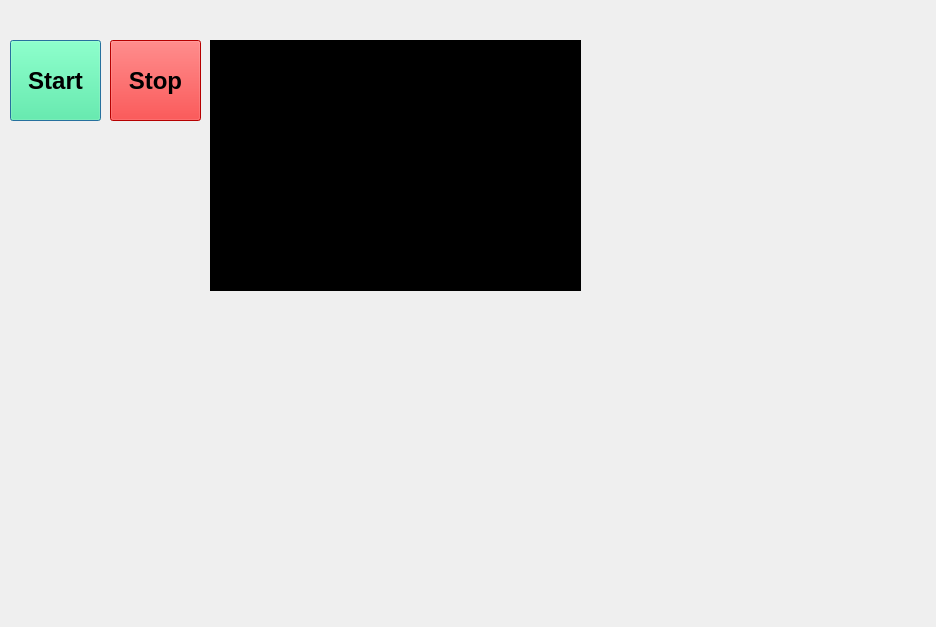
hcilab-uic/ipme, file tools/workbench/live_window.ui: the form before one commit.
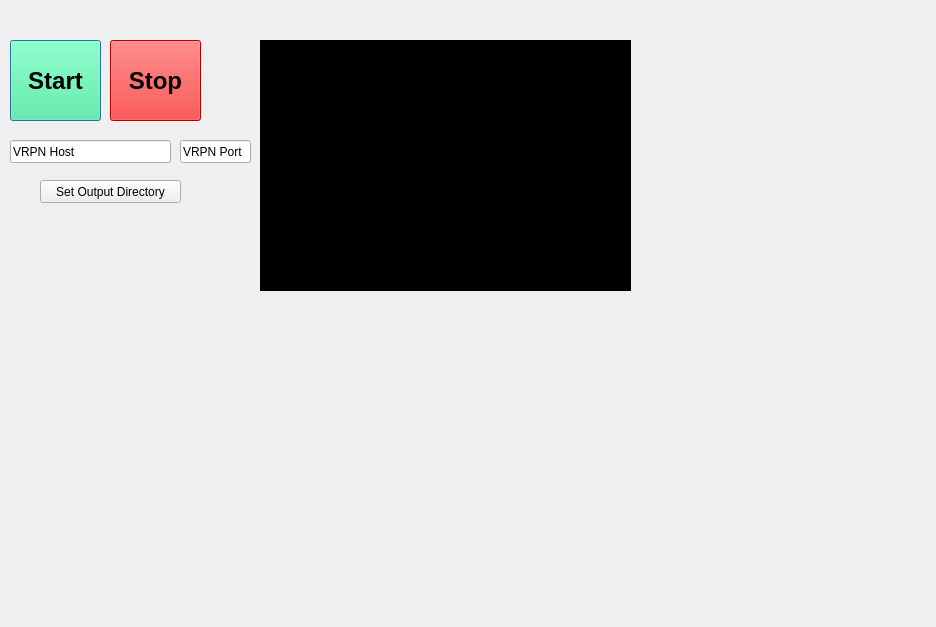
The form after the commit.

Diff of the .ui file:
```diff
--- a/tools/workbench/live_window.ui
+++ b/tools/workbench/live_window.ui
@@ -16,7 +16,7 @@
   <widget class="QLabel" name="video_feed_label">
    <property name="geometry">
     <rect>
-     <x>210</x>
+     <x>260</x>
      <y>40</y>
      <width>371</width>
      <height>251</height>
@@ -73,6 +73,45 @@
     <string>Stop</string>
    </property>
   </widget>
+  <widget class="QLineEdit" name="vrpn_host_edit">
+   <property name="geometry">
+    <rect>
+     <x>10</x>
+     <y>140</y>
+     <width>161</width>
+     <height>23</height>
+    </rect>
+   </property>
+   <property name="text">
+    <string>VRPN Host</string>
+   </property>
+  </widget>
+  <widget class="QLineEdit" name="vrpn_port_edit">
+   <property name="geometry">
+    <rect>
+     <x>180</x>
+     <y>140</y>
+     <width>71</width>
+     <height>23</height>
+    </rect>
+   </property>
+   <property name="text">
+    <string>VRPN Port</string>
+   </property>
+  </widget>
+  <widget class="QPushButton" name="set_output_dir_button">
+   <property name="geometry">
+    <rect>
+     <x>40</x>
+     <y>180</y>
+     <width>141</width>
+     <height>23</height>
+    </rect>
+   </property>
+   <property name="text">
+    <string>Set Output Directory</string>
+   </property>
+  </widget>
  </widget>
  <resources/>
  <connections/>
```
